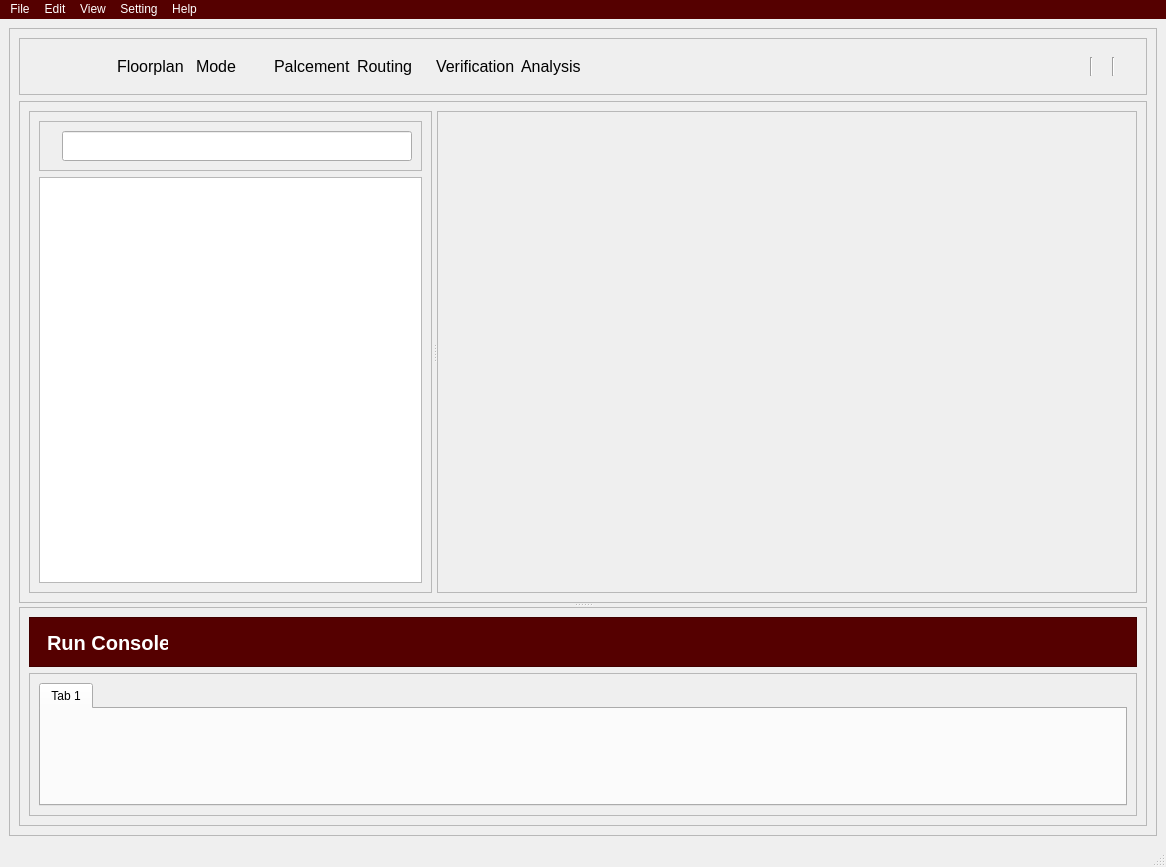
Above: mainwindow.ui from NTayeh-orion/QtGraphicViewExample before the change. Below: the same form after it.
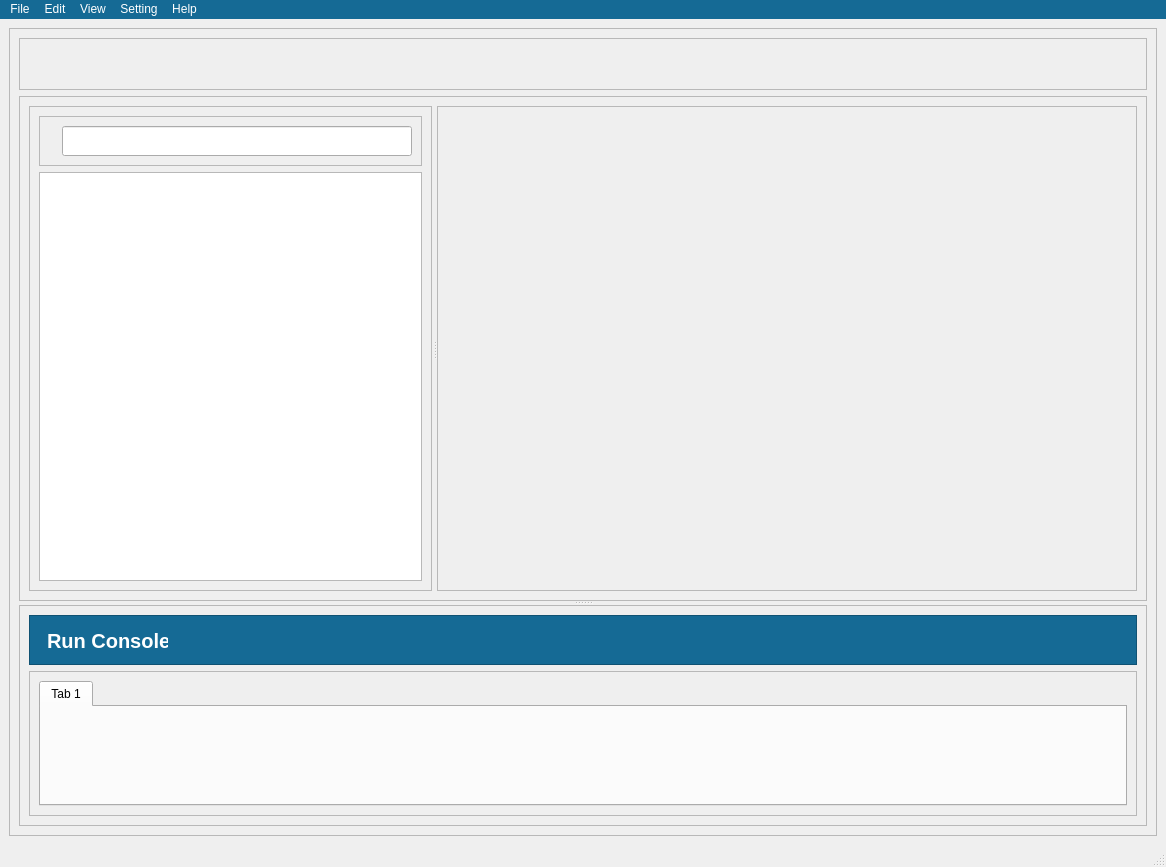
That is the form after the change. Icons and pictures are not drawn.

Diff of the .ui file:
```diff
--- a/mainwindow.ui
+++ b/mainwindow.ui
@@ -44,7 +44,7 @@
          <property name="frameShadow">
           <enum>QFrame::Shadow::Raised</enum>
          </property>
-         <layout class="QHBoxLayout" name="horizontalLayout_7" stretch="5,4,0">
+         <layout class="QHBoxLayout" name="horizontalLayout_7" stretch="5,4">
           <item>
            <widget class="QFrame" name="frame_8">
             <property name="frameShape">
@@ -64,79 +64,6 @@
                </property>
               </widget>
              </item>
-             <item>
-              <widget class="QLabel" name="label_2">
-               <property name="font">
-                <font>
-                 <pointsize>12</pointsize>
-                </font>
-               </property>
-               <property name="text">
-                <string>Floorplan</string>
-               </property>
-              </widget>
-             </item>
-             <item>
-              <widget class="QLabel" name="label">
-               <property name="font">
-                <font>
-                 <pointsize>12</pointsize>
-                 <bold>false</bold>
-                </font>
-               </property>
-               <property name="text">
-                <string>Mode</string>
-               </property>
-              </widget>
-             </item>
-             <item>
-              <widget class="QLabel" name="label_3">
-               <property name="font">
-                <font>
-                 <pointsize>12</pointsize>
-                </font>
-               </property>
-               <property name="text">
-                <string>Palcement</string>
-               </property>
-              </widget>
-             </item>
-             <item>
-              <widget class="QLabel" name="label_4">
-               <property name="font">
-                <font>
-                 <pointsize>12</pointsize>
-                </font>
-               </property>
-               <property name="text">
-                <string>Routing</string>
-               </property>
-              </widget>
-             </item>
-             <item>
-              <widget class="QLabel" name="label_5">
-               <property name="font">
-                <font>
-                 <pointsize>12</pointsize>
-                </font>
-               </property>
-               <property name="text">
-                <string>Verification</string>
-               </property>
-              </widget>
-             </item>
-             <item>
-              <widget class="QLabel" name="label_6">
-               <property name="font">
-                <font>
-                 <pointsize>12</pointsize>
-                </font>
-               </property>
-               <property name="text">
-                <string>Analysis</string>
-               </property>
-              </widget>
-             </item>
             </layout>
            </widget>
           </item>
@@ -156,68 +83,6 @@
             </property>
            </spacer>
           </item>
-          <item>
-           <widget class="QFrame" name="frame_3">
-            <property name="sizePolicy">
-             <sizepolicy hsizetype="Fixed" vsizetype="Preferred">
-              <horstretch>0</horstretch>
-              <verstretch>0</verstretch>
-             </sizepolicy>
-            </property>
-            <property name="minimumSize">
-             <size>
-              <width>0</width>
-              <height>0</height>
-             </size>
-            </property>
-            <property name="frameShape">
-             <enum>QFrame::Shape::NoFrame</enum>
-            </property>
-            <property name="frameShadow">
-             <enum>QFrame::Shadow::Raised</enum>
-            </property>
-            <property name="lineWidth">
-             <number>0</number>
-            </property>
-            <layout class="QHBoxLayout" name="horizontalLayout_4">
-             <item>
-              <widget class="QLabel" name="nextLabel">
-               <property name="text">
-                <string/>
-               </property>
-              </widget>
-             </item>
-             <item>
-              <widget class="Line" name="line">
-               <property name="orientation">
-                <enum>Qt::Orientation::Vertical</enum>
-               </property>
-              </widget>
-             </item>
-             <item>
-              <widget class="QLabel" name="pouseLabel">
-               <property name="text">
-                <string/>
-               </property>
-              </widget>
-             </item>
-             <item>
-              <widget class="Line" name="line_2">
-               <property name="orientation">
-                <enum>Qt::Orientation::Vertical</enum>
-               </property>
-              </widget>
-             </item>
-             <item>
-              <widget class="QLabel" name="stopLabel">
-               <property name="text">
-                <string/>
-               </property>
-              </widget>
-             </item>
-            </layout>
-           </widget>
-          </item>
          </layout>
         </widget>
        </item>
@@ -402,7 +267,7 @@
                  </size>
                 </property>
                 <property name="styleSheet">
-                 <string notr="true">background-color: rgb(85, 0, 0);
+                 <string notr="true">background-color: #156A95;
 </string>
                 </property>
                 <property name="frameShape">
@@ -491,7 +356,7 @@
     <bool>false</bool>
    </property>
    <property name="styleSheet">
-    <string notr="true">background-color: rgb(85, 0, 0);
+    <string notr="true">background-color:#156A95;
 color: rgb(255, 255, 255);
 
 </string>
```
